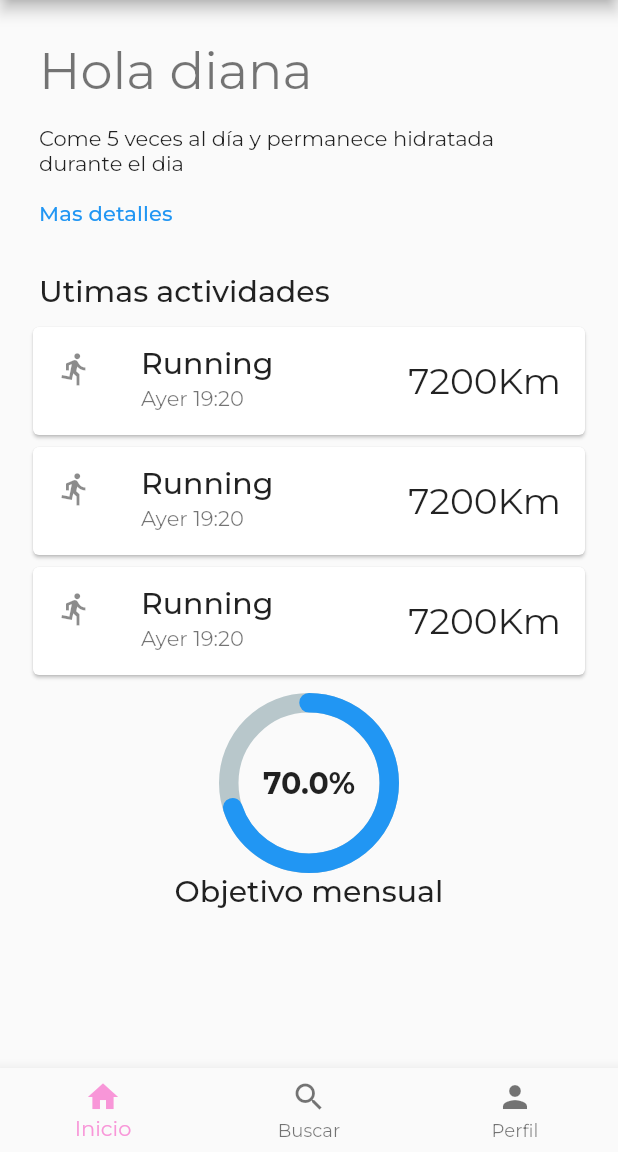
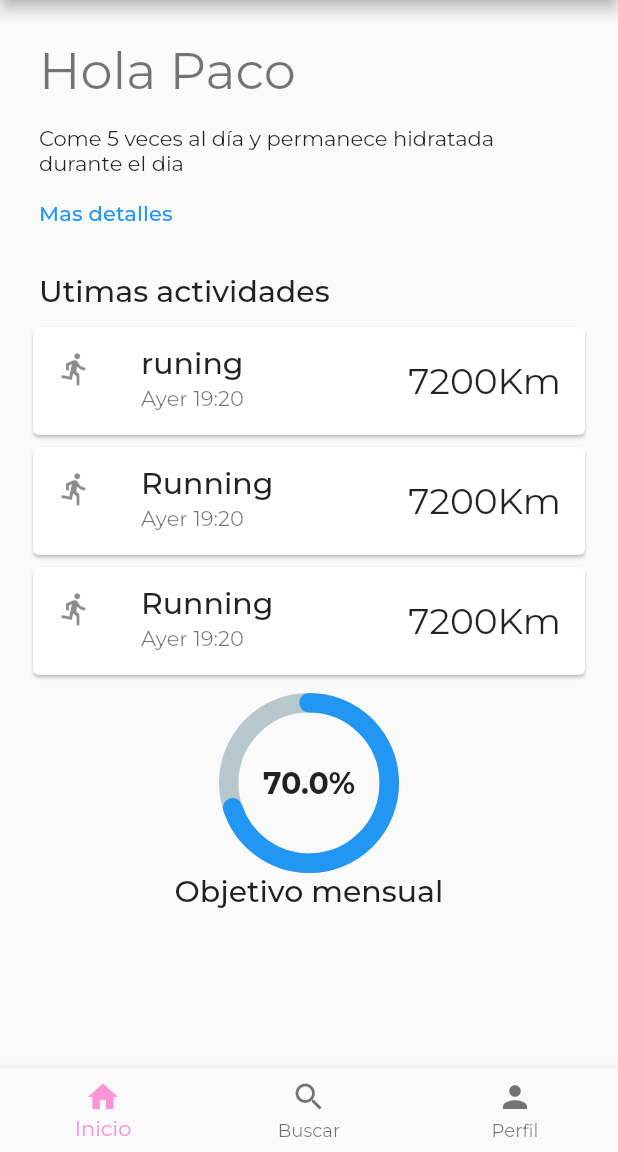
Before and after one commit to xavm29/activitat_avaluacio_1.4, a Flutter app: the screen it shows after launch, on a phone screen of 412 x 824 dp, the part 84-1236 px from its top. Run offline on Flutter 3.47's test engine with Material 2 defaults, Android fonts, the phone set to English and light mode, and no system bars; drawn by our look-alikes of percent_indicator; our stand-ins replace google_fonts; network calls fail.

```diff
--- a/lib/main.dart
+++ b/lib/main.dart
@@ -6,6 +6,7 @@ import 'package:google_fonts/google_fonts.dart';
 
 void main() {
   runApp(const MyApp());
+
 
 
 }
--- /dev/null
+++ b/lib/models/activitie.dart
@@ -0,0 +1,8 @@
+class Activity {
+  final int id;
+  final String activities;
+  final int kilometers;
+  final int time;
+
+  Activity(this.id, this.activities, this.kilometers, this.time);
+}
--- /dev/null
+++ b/lib/models/profile.dart
@@ -0,0 +1,5 @@
+class Profile {
+  final int id;
+  final String name;
+  Profile(this.id,this.name);
+}
--- a/lib/screens/home.dart
+++ b/lib/screens/home.dart
@@ -1,10 +1,23 @@
 import 'package:flutter/material.dart';
 import 'package:percent_indicator/percent_indicator.dart';
+import 'package:untitled/models/activitie.dart';
 import 'package:untitled/screens/profile_page.dart';
+import '../models/profile.dart';
 
-class Home extends StatelessWidget {
+class Home extends StatefulWidget {
   const Home({Key? key}) : super(key: key);
 
+  @override
+  State<Home> createState() => _HomeState();
+}
+
+class _HomeState extends State<Home> {
+  List<Profile> profiles =[
+    Profile(1, "Paco")
+  ];
+  List<Activity> activities= [
+    Activity(1,"runing", 10, 10)
+  ];
   @override
   Widget build(BuildContext context) {
     return Scaffold(
@@ -67,7 +80,7 @@ class Home extends StatelessWidget {
               Padding(
                 padding: const EdgeInsets.all(8.0),
                 child: Text(
-                  "Hola diana",
+                  "Hola ${profiles.first.name}",
                   style: Theme.of(context).textTheme.headline4,
                 ),
               ),
@@ -102,7 +115,8 @@ class Home extends StatelessWidget {
                 child: ListTile(
                   leading: const Icon(Icons.directions_run),
                   title: Text(
-                    "Running",
+                    // solo es una atividad mira de hacer un bucle para que se vean 3
+                    activities.first.activities,
                     style: Theme.of(context).textTheme.headline6,
                   ),
                   subtitle: const Text(
```
